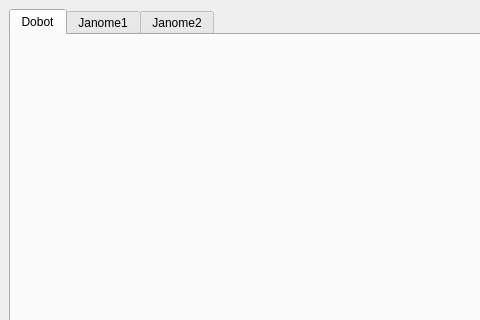
This is Example/DobotTest/MainWindow.ui in metavisionvn/MetaCommunicationLib as Qt 5 draws it before an edit; both pictures show x 0 to 480 and y 0 to 320 of the 800 by 600 pixel window. The edited form follows.
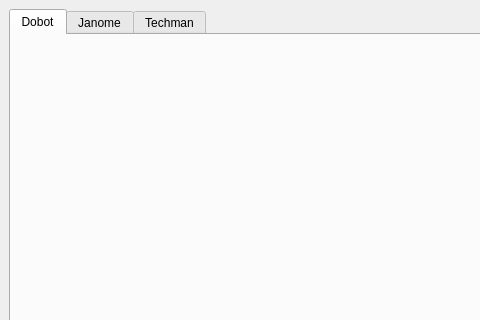
This is the edited form.

Commit message: 1. Add Techman controller

The edit to the form file:
```diff
--- a/Example/DobotTest/MainWindow.ui
+++ b/Example/DobotTest/MainWindow.ui
@@ -32,7 +32,7 @@
       </widget>
       <widget class="QWidget" name="tab_2">
        <attribute name="title">
-        <string>Janome1</string>
+        <string>Janome</string>
        </attribute>
        <layout class="QGridLayout" name="gridLayout_4">
         <item row="0" column="0">
@@ -42,7 +42,7 @@
       </widget>
       <widget class="QWidget" name="tab_3">
        <attribute name="title">
-        <string>Janome2</string>
+        <string>Techman</string>
        </attribute>
        <layout class="QGridLayout" name="gridLayout_5">
         <item row="0" column="0">
```
Left out of the diff: 2 changed lines with no effect on the pictures. The commit also changes 14 other files.
